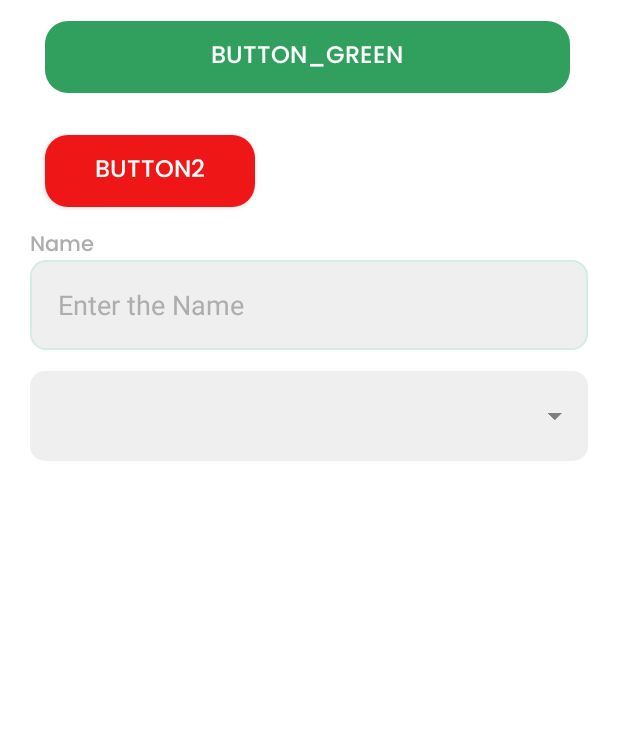
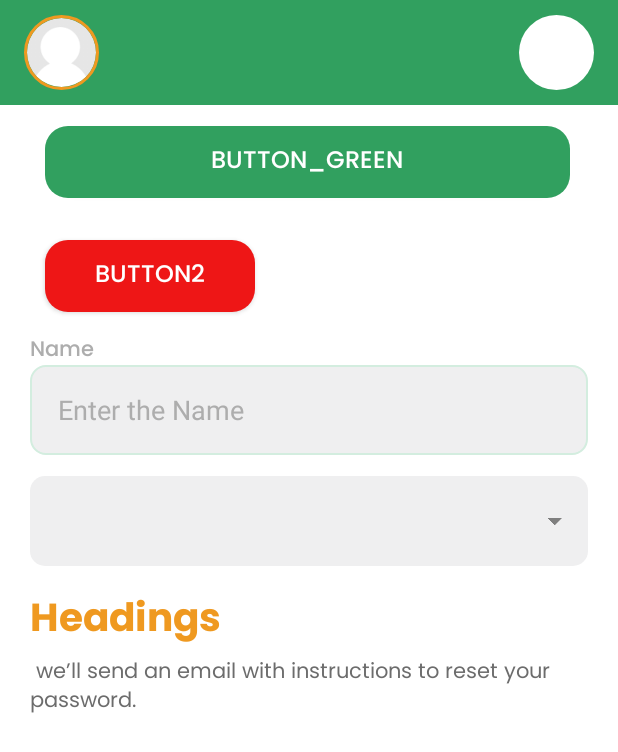
Before and after one commit to dulakshirb/haritha, an Android app: the layout components.xml on its own in the app's theme, with its tools: preview values and no code run, on a phone screen of 412 x 824 dp. Shown: the top 752 px of the screen. Run offline under Robolectric (Android 15) with nearby library versions, the phone set to English and light mode, and no system bars.

Commit message:
Components_2

```diff
--- a/HarithaFarmer/app/src/main/res/layout/components.xml
+++ b/HarithaFarmer/app/src/main/res/layout/components.xml
@@ -2,9 +2,42 @@
 <LinearLayout xmlns:android="http://schemas.android.com/apk/res/android"
     xmlns:tools="http://schemas.android.com/tools"
     android:layout_width="match_parent"
+    xmlns:app="http://schemas.android.com/apk/res-auto"
     android:orientation="vertical"
     android:background="@color/white"
     android:layout_height="match_parent">
+
+    <RelativeLayout
+        android:layout_width="match_parent"
+        android:layout_height="70dp"
+        android:background="@color/h_dark_green"
+        android:orientation="horizontal">
+
+        <de.hdodenhof.circleimageview.CircleImageView
+            android:id="@+id/img_profile"
+            android:layout_width="50dp"
+            android:layout_height="50dp"
+            android:layout_marginLeft="16dp"
+            android:layout_marginTop="10dp"
+            android:layout_marginBottom="10dp"
+            android:src="@drawable/pro_pic"
+            app:civ_border_color="@color/h_orange"
+            app:civ_border_width="2dp"
+           />
+
+        <de.hdodenhof.circleimageview.CircleImageView
+            android:id="@+id/back_button"
+            android:layout_width="50dp"
+            android:layout_height="50dp"
+            android:layout_marginTop="10dp"
+            android:layout_alignParentRight="true"
+            android:layout_marginRight="16dp"
+            android:layout_marginBottom="10dp"
+            android:src="@drawable/back_button"
+
+            />
+
+    </RelativeLayout>
 
     <androidx.appcompat.widget.AppCompatButton
         android:id="@+id/btn_green"
@@ -19,8 +52,8 @@
         android:text="@string/button1"
         android:textColor="@color/white"
         android:textSize="16sp"
-
-        tools:ignore="DuplicateSpeakableTextCheck" />
+        tools:ignore="DuplicateSpeakableTextCheck"
+        />
 
     <androidx.appcompat.widget.AppCompatButton
         android:id="@+id/button2"
@@ -45,9 +78,9 @@
         android:layout_marginBottom="0dp"
         android:text="Name"
         android:textSize="14sp"
-
         android:textColor="@color/h_light_gray"
-        android:fontFamily="@font/poppins_medium"/>
+        android:fontFamily="@font/poppins_medium"
+        />
 
     <EditText
         android:id="@+id/editText"
@@ -63,7 +96,8 @@
         android:background="@drawable/edittext_grey"
         android:textColor="@color/black"
         android:hint="    Enter the Name"
-        android:textColorHint="@color/h_light_gray"/>
+        android:textColorHint="@color/h_light_gray"
+        />
 
     <Spinner
         android:id="@+id/spinner"
@@ -76,8 +110,28 @@
         android:drawablePadding="14dp"
         android:background="@drawable/spinner_grey"
         android:textColor="@color/black"
+        />
 
-        />
+    <TextView
+        android:id="@+id/headings"
+        android:layout_width="match_parent"
+        android:layout_height="wrap_content"
+        android:layout_marginLeft="20dp"
+        android:textSize="26sp"
+        android:fontFamily="@font/poppins_bold"
+        android:textColor="@color/h_orange"
+        android:text="Headings" />
+
+    <TextView
+        android:id="@+id/subtext"
+        android:layout_width="match_parent"
+        android:layout_height="wrap_content"
+        android:layout_marginLeft="20dp"
+        android:layout_marginRight="20dp"
+        android:textSize="14sp"
+        android:fontFamily="@font/poppins_regular"
+        android:textColor="@color/h_gray"
+        android:text=" we’ll send an email with instructions to reset your password." />
 
 
 </LinearLayout>
--- a/HarithaFarmer/app/src/main/res/layout/nav_header.xml
+++ b/HarithaFarmer/app/src/main/res/layout/nav_header.xml
@@ -14,7 +14,7 @@
         android:layout_marginRight="16dp"
         android:src="@drawable/pro_pic"
         app:civ_border_color="@color/h_orange"
-        app:civ_border_width="2dp"/>
+        app:civ_border_width="2dp" />
 
     <TextView
         android:id="@+id/txt_loggedin_username"
```
Also changed, not shown: HarithaFarmer/app/src/main/res/drawable-anydpi/back_button.png (added).
